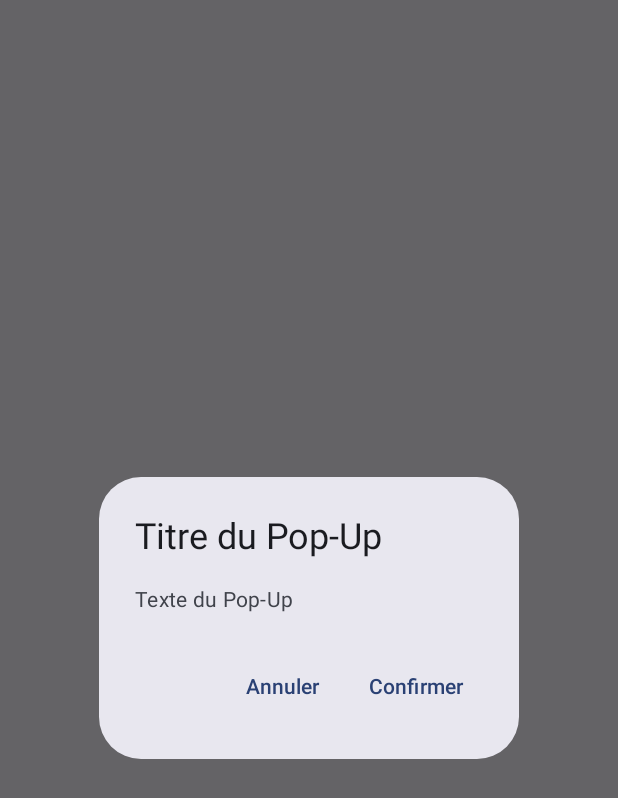
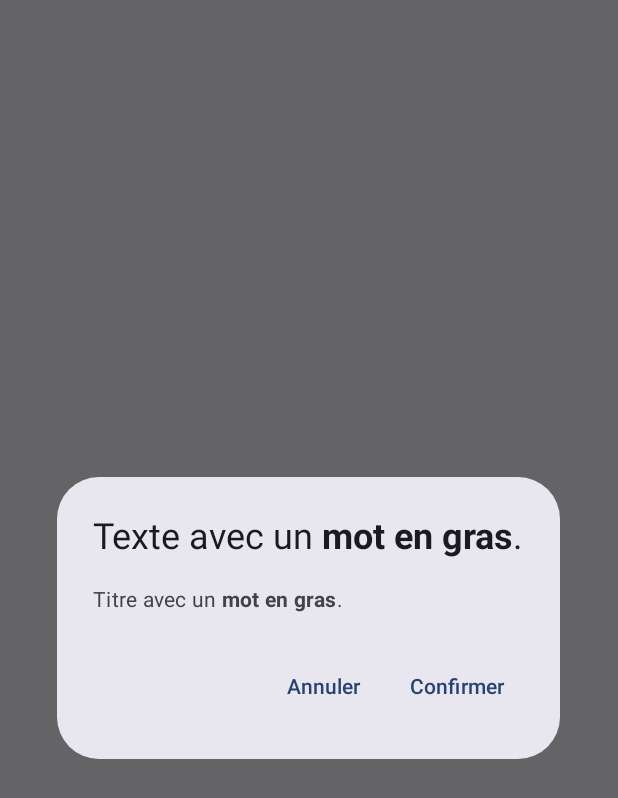
Before and after one commit to knightmar/home-smartcare, an Android app built with Jetpack Compose: the screen it shows after launch (MainActivity), after a tap on "Ouvrir la pop-up", on a phone screen of 412 x 824 dp. Shown: the top 798 px of the screen. Run offline under Robolectric (Android 15) with nearby library versions, the phone set to English and light mode, and no system bars.

Commit message:
Pop-Up 2

```diff
--- a/app/src/main/java/fr/knightmar/myapplication/MainActivity.kt
+++ b/app/src/main/java/fr/knightmar/myapplication/MainActivity.kt
@@ -23,6 +23,12 @@ import androidx.compose.foundation.layout.Arrangement
 import androidx.compose.material3.TextButton
 import androidx.compose.runtime.getValue
 import androidx.compose.runtime.setValue
+import androidx.compose.ui.text.SpanStyle
+import androidx.compose.ui.text.buildAnnotatedString
+import androidx.compose.ui.text.font.FontWeight
+import androidx.compose.ui.text.withStyle
+
+
 
 
 
@@ -65,10 +71,10 @@ fun CustomDialog(showDialog: Boolean, onDismiss: () -> Unit) {
     if (showDialog) {
         AlertDialog(
             title = {
-                Text(text = "Titre du Pop-Up")
+                Text(text = myAnnotatedString1)
             },
             text = {
-                Text(text = "Texte du Pop-Up")
+                Text(text = myAnnotatedString2)
             },
             onDismissRequest = { }, // Appel correct de la fermeture du dialogue
             confirmButton = {
@@ -92,6 +98,21 @@ fun CustomDialog(showDialog: Boolean, onDismiss: () -> Unit) {
     }
 }
 
+val myAnnotatedString1 = buildAnnotatedString {
+    append("Texte avec un ")
+    withStyle(style = SpanStyle(fontWeight = FontWeight.Bold)) {
+        append("mot en gras")
+    }
+    append(".")
+}
+
+val myAnnotatedString2 = buildAnnotatedString {
+    append("Titre avec un ")
+    withStyle(style = SpanStyle(fontWeight = FontWeight.Bold)) {
+        append("mot en gras")
+    }
+    append(".")
+}
 
 
 @Composable
```
